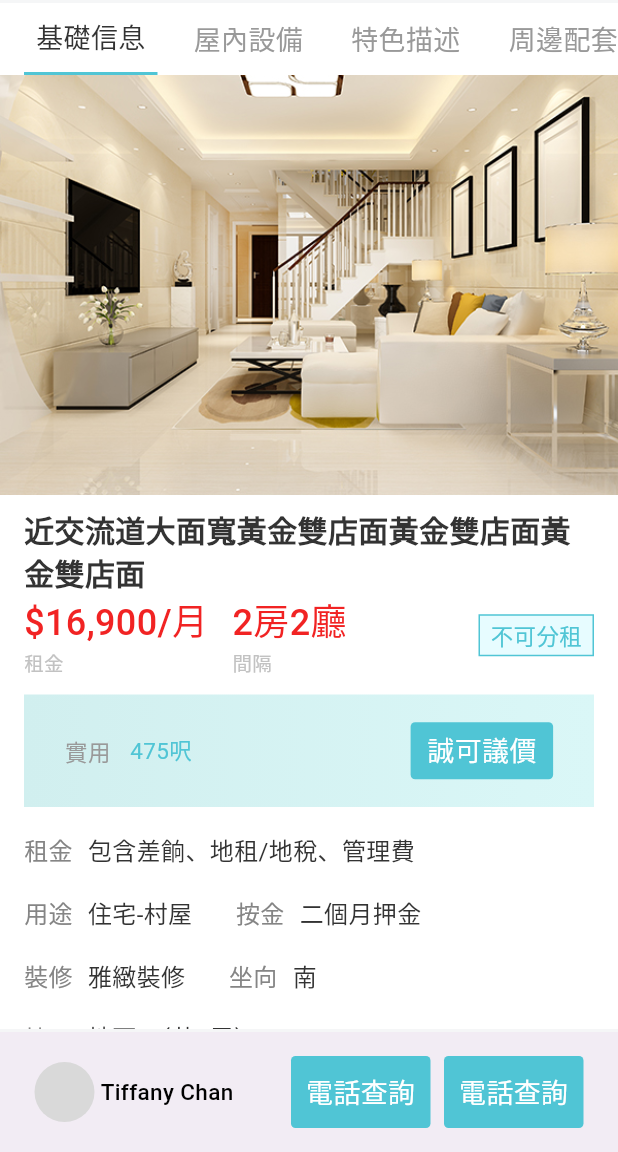
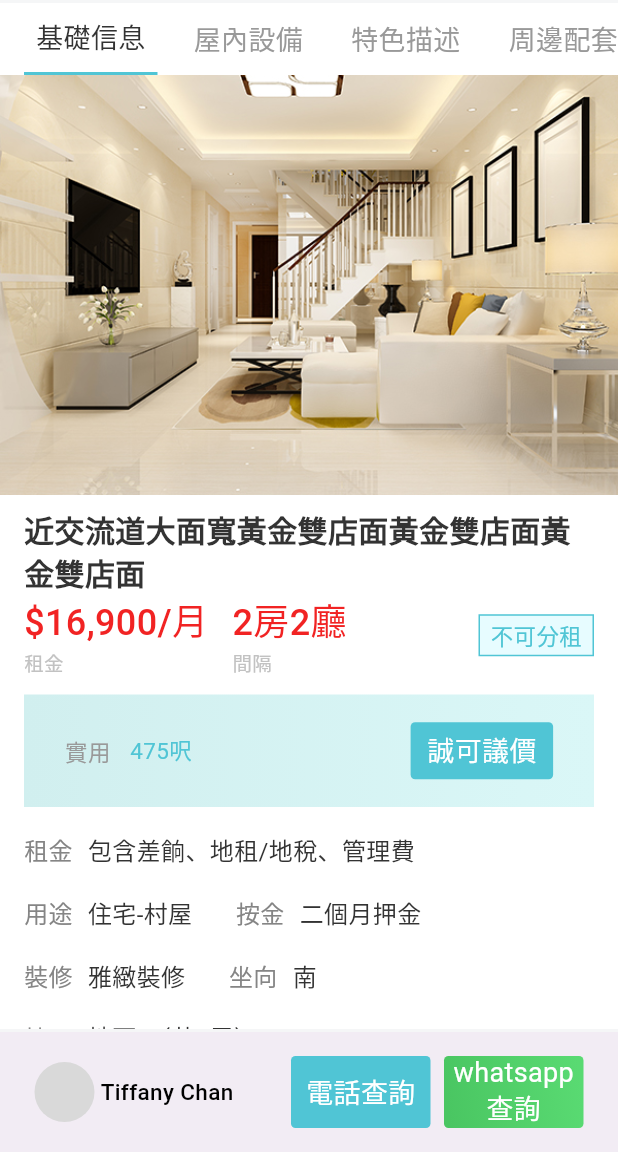
Before and after one commit to datapkt-dev/nova852, a Flutter app: the ItemDetail screen opened directly, on a phone screen of 412 x 824 dp, the part 84-1236 px from its top. Run offline on Flutter 3.47's test engine with Material 3 defaults, Android fonts, the phone set to English and light mode, and no system bars; drawn by our look-alikes of card_swiper; our stand-ins replace flutter_svg; network calls fail; Roboto replaces fonts that are missing (PingFang TC).

Commit message:
[edit] bug fixed

```diff
--- a/lib/item_deatil.dart
+++ b/lib/item_deatil.dart
@@ -1525,7 +1525,6 @@ class _ItemDetailState extends State<ItemDetail> {
                     alignment: Alignment.center,
                     child: Text(
                       '電話查詢',
-                      textAlign: TextAlign.right,
                       style: TextStyle(
                         color: Colors.white,
                         fontSize: 18,
@@ -1539,18 +1538,23 @@ class _ItemDetailState extends State<ItemDetail> {
                     width: 93,
                     height: 48,
                     decoration: ShapeDecoration(
-                      color: Color(0xFF50C5D5),
+                      gradient: LinearGradient(
+                        begin: Alignment(0.96, -0.29),
+                        end: Alignment(-0.96, 0.29),
+                        colors: [Color(0xFF59DA72), Color(0xFF4AC662)],
+                      ),
                       shape: RoundedRectangleBorder(borderRadius: BorderRadius.circular(3)),
                     ),
                     alignment: Alignment.center,
                     child: Text(
-                      '電話查詢',
-                      textAlign: TextAlign.right,
+                      'whatsapp\n查詢',
+                      textAlign: TextAlign.center,
                       style: TextStyle(
                         color: Colors.white,
                         fontSize: 18,
                         fontFamily: 'PingFang TC',
                         fontWeight: FontWeight.w400,
+                        height: 0,
                       ),
                     ),
                   ),
```
